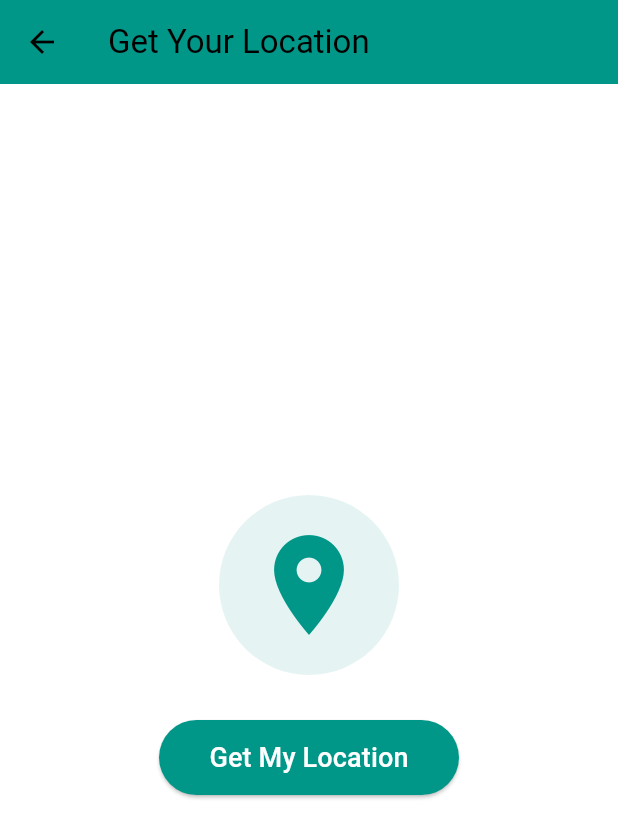
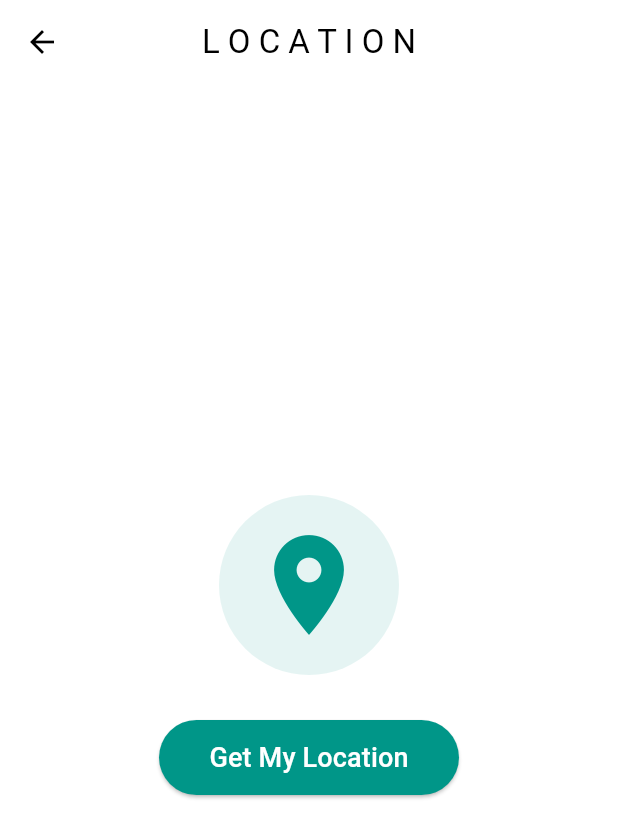
Before and after one commit to jonathancaleb/android, a Flutter app: the GetLocationPage screen opened by its route, on a phone screen of 412 x 824 dp. Shown: the top 838 px of the screen. Run offline on Flutter 3.47's test engine with Material 3 defaults, Android fonts, the phone set to English and light mode, and no system bars; our stand-ins replace cloud_firestore, firebase_auth, firebase_core, firebase_storage, flutter_screenutil, image_picker and 1 more; accounts and stored records are empty.

Commit message:
UI: modification

```diff
--- a/lib/page/location.dart
+++ b/lib/page/location.dart
@@ -5,10 +5,10 @@ class GetLocationPage extends StatefulWidget {
   const GetLocationPage({super.key});
 
   @override
-  _GetLocationPageState createState() => _GetLocationPageState();
+  GetLocationPageState createState() => GetLocationPageState();
 }
 
-class _GetLocationPageState extends State<GetLocationPage> {
+class GetLocationPageState extends State<GetLocationPage> {
   final _location = Location();
   LocationData? _currentLocation;
 
@@ -36,8 +36,9 @@ class _GetLocationPageState extends State<GetLocationPage> {
   Widget build(BuildContext context) {
     return Scaffold(
       appBar: AppBar(
-        title: const Text('Get Your Location'),
-        backgroundColor: Colors.teal, // Use a visually appealing color
+        centerTitle: true,
+        title: const Text('L O C A T I O N'),
+        backgroundColor: Colors.transparent, // Use a visually appealing color
       ),
       body: Center(
         child: Column(
```
Also changed, not shown: lib/page/upload_image.dart (+6 -4 lines).
